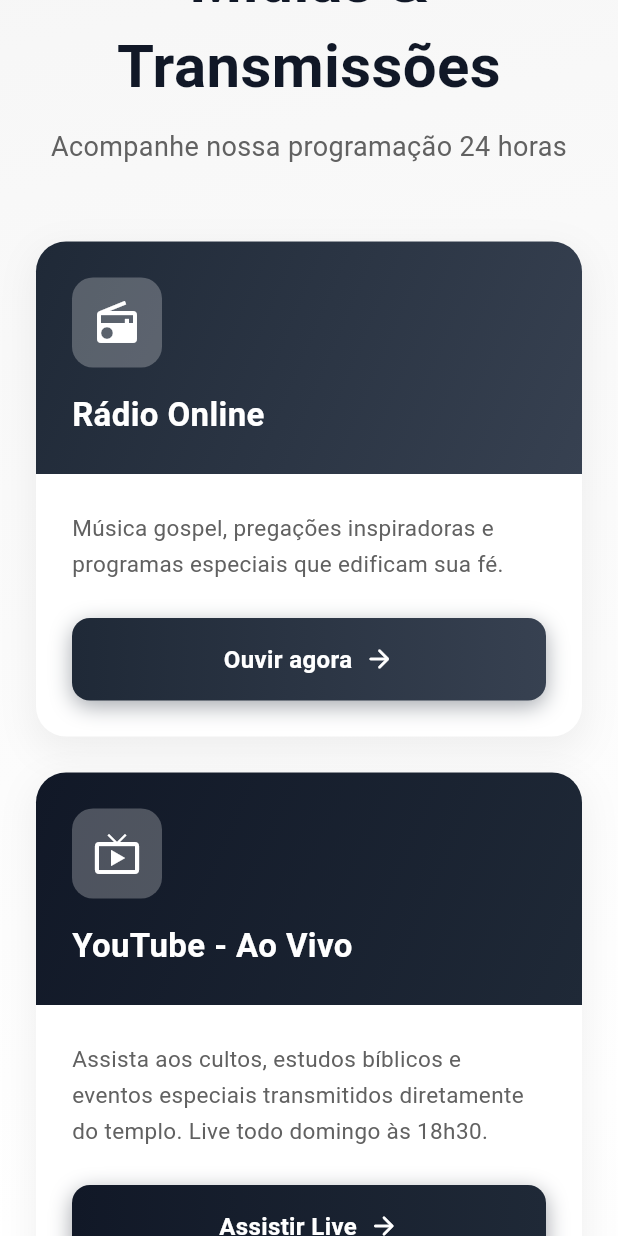
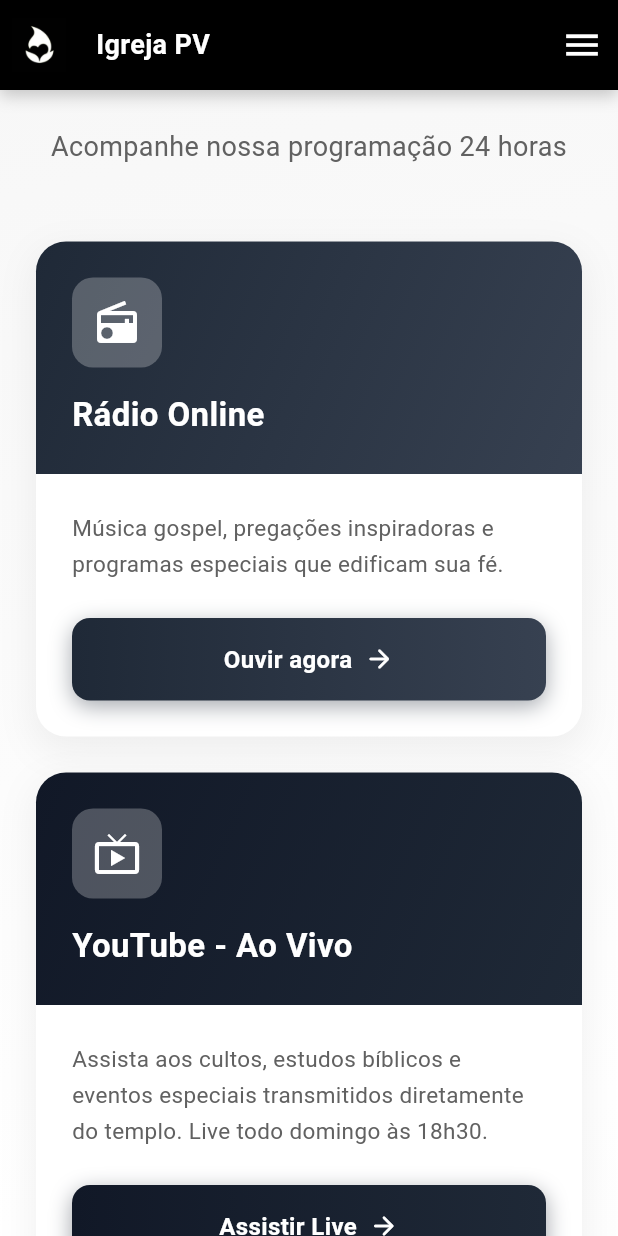
Before and after one commit to analiceleite/pv_mobile, a Flutter app: the screen it shows after launch, scrolled down 1728 dp, on a phone screen of 412 x 824 dp. Run offline on Flutter 3.47's test engine with Material 3 defaults, Android fonts, the phone set to English and light mode, and no system bars; our stand-ins replace cloud_firestore, firebase_auth, firebase_core, shared_preferences; accounts and stored records are empty; network calls fail.

Commit message:
(home_page): add sticky header functionality
- implement sticky header with shadow effect using Stack and Positioned
- provide improved user experience with constant header visibility

fix(pictures_section): update google drive url for photos

- correct the url to provide direct access to the church photos folder
- ensure users can navigate to the intended folder without issues

```diff
--- a/lib/pages/home_page.dart
+++ b/lib/pages/home_page.dart
@@ -115,12 +115,18 @@ class _HomePageState extends State<HomePage> {
           ],
         ),
       ),
-      body: SingleChildScrollView(
+      body: Stack(
+        children: [
+          // Conteúdo com scroll
+          SingleChildScrollView(
             controller: _scrollController,
             child: Column(
               children: [
-            Header(),
-            StartSection(key: _inicioKey, scrollController: _scrollController),
+                const SizedBox(height: 60), // Espaço para o header sticky
+                StartSection(
+                  key: _inicioKey,
+                  scrollController: _scrollController,
+                ),
                 YouTubeTransmissionsSection(key: _youtubeKey),
                 TransmissionsSection(key: _transmissoesKey),
                 AgendaSection(key: _agendaKey),
@@ -131,6 +137,26 @@ class _HomePageState extends State<HomePage> {
                 Footer(),
               ],
             ),
+          ),
+          // Header sticky no topo
+          Positioned(
+            top: 0,
+            left: 0,
+            right: 0,
+            child: Container(
+              decoration: BoxDecoration(
+                boxShadow: [
+                  BoxShadow(
+                    color: Colors.black.withValues(alpha: 0.2),
+                    blurRadius: 8,
+                    offset: const Offset(0, 4),
+                  ),
+                ],
+              ),
+              child: const Header(),
+            ),
+          ),
+        ],
       ),
     );
   }
--- a/lib/widgets/pictures_section.dart
+++ b/lib/widgets/pictures_section.dart
@@ -50,7 +50,8 @@ class PicturesSection extends StatelessWidget {
                   ),
                 ),
                 onPressed: () async {
-                  const url = 'https://drive.google.com/drive/fotos-igreja';
+                  const url =
+                      'https://drive.google.com/drive/folders/1Bjpl6t__N5OcT2Jf6apZc9Jq_KzknwZJ?usp=sharing';
                   if (await canLaunchUrl(Uri.parse(url))) {
                     await launchUrl(
                       Uri.parse(url),
```
Lines whose indentation alone changed are shown as unchanged.
